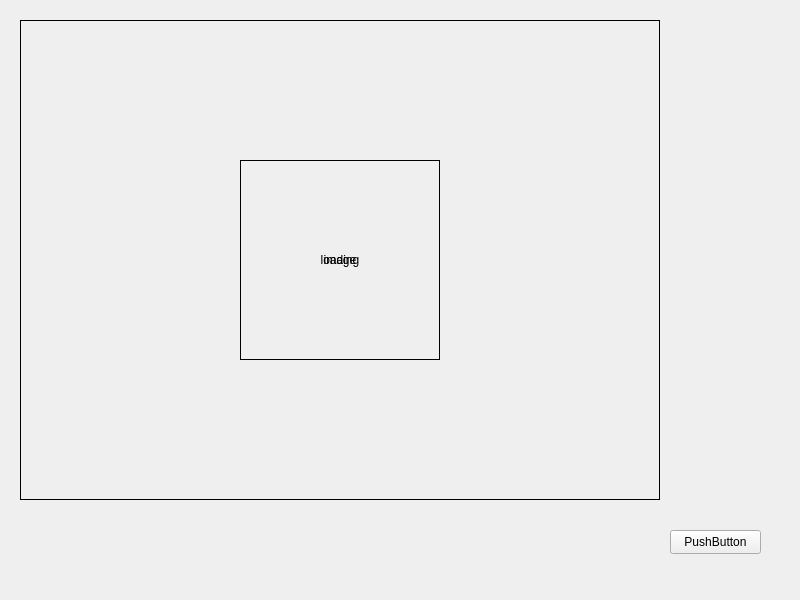
The window that client/mainwidget.ui (xlbatross/authorization) describes before a commit, drawn with Qt 5.
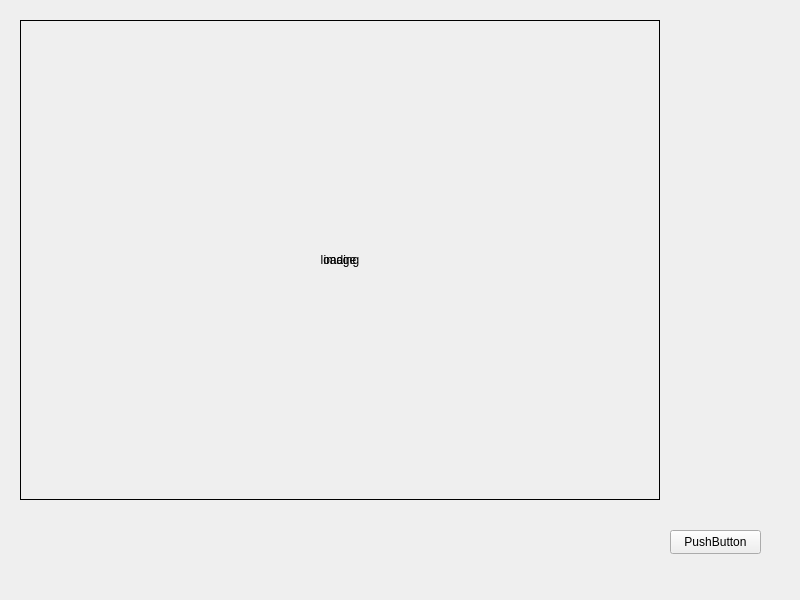
The same window after the commit.

The edit to the form file:
```diff
--- a/client/mainwidget.ui
+++ b/client/mainwidget.ui
@@ -16,10 +16,10 @@
   <widget class="QLabel" name="lbl_loading">
    <property name="geometry">
     <rect>
-     <x>240</x>
-     <y>160</y>
-     <width>200</width>
-     <height>200</height>
+     <x>20</x>
+     <y>20</y>
+     <width>640</width>
+     <height>480</height>
     </rect>
    </property>
    <property name="styleSheet">
```
